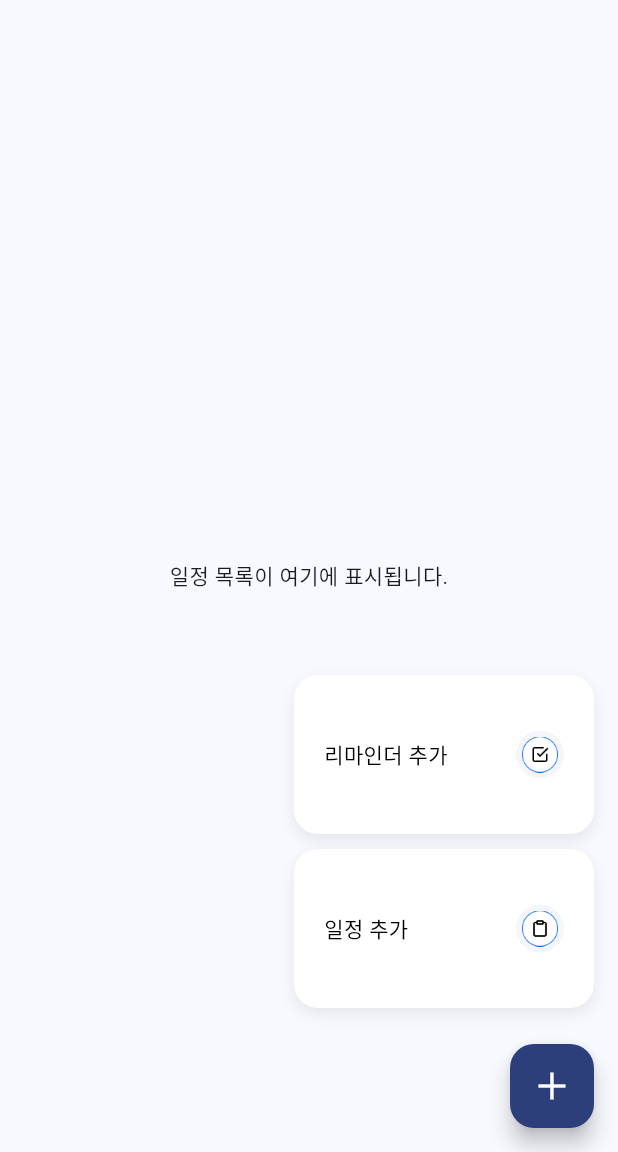
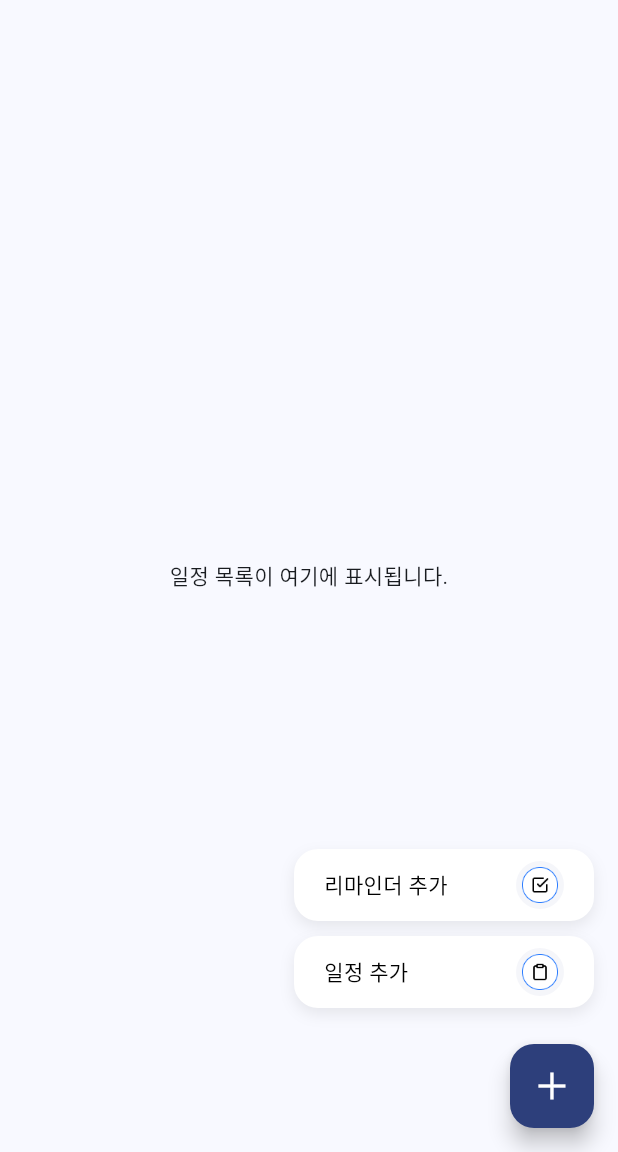
Before and after one commit to woodool/scheduleapp, a Flutter app: the screen it shows after launch, after a tap on the "close" icon, on a phone screen of 412 x 824 dp, the part 84-1236 px from its top. Run offline on Flutter 3.47's test engine with Material 3 defaults, Android fonts, the phone set to English and light mode, and no system bars.

Commit message:
추가버튼

```diff
--- a/schedule/lib/features/schedule/presentation/pages/home_page.dart
+++ b/schedule/lib/features/schedule/presentation/pages/home_page.dart
@@ -92,7 +92,7 @@ class _HomePageState extends State<HomePage> {
       color: Colors.transparent,
       child: Container(
         width: 200,
-        height: 106,
+        height: 48,
         decoration: BoxDecoration(
           color: Colors.white,
           borderRadius: BorderRadius.circular(16),
@@ -110,7 +110,7 @@ class _HomePageState extends State<HomePage> {
             onTap: onTap,
             borderRadius: BorderRadius.circular(16),
             child: Padding(
-              padding: const EdgeInsets.all(20),
+              padding: const EdgeInsets.symmetric(horizontal: 20),
               child: Row(
                 mainAxisAlignment: MainAxisAlignment.spaceBetween,
                 children: [
```
